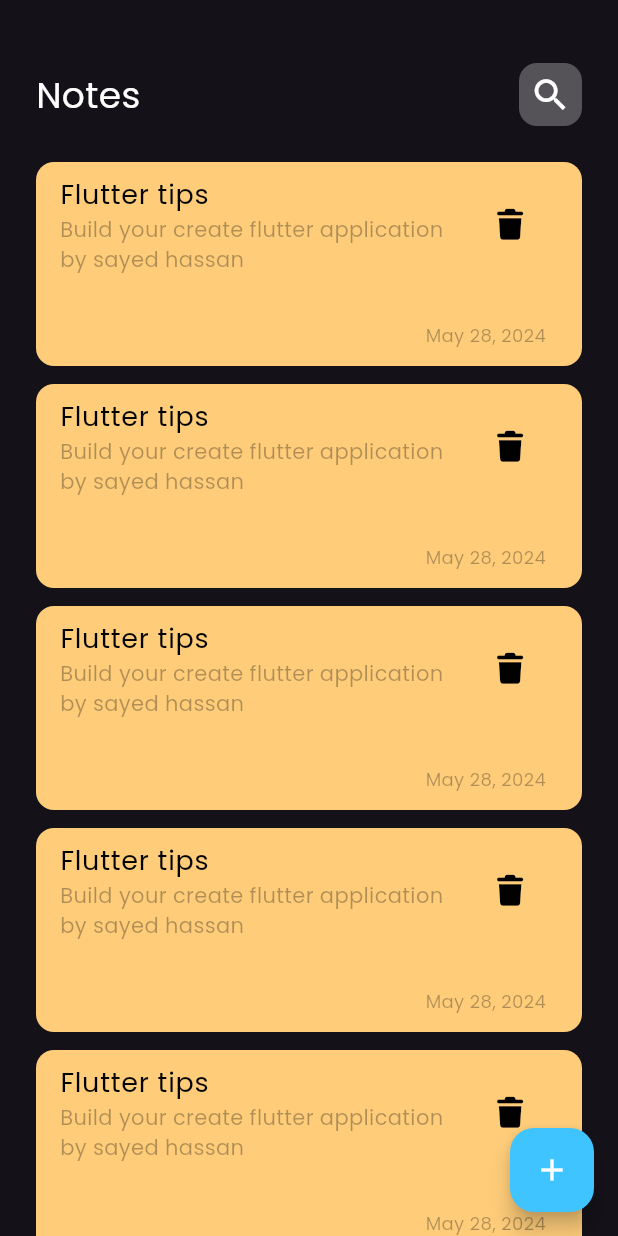
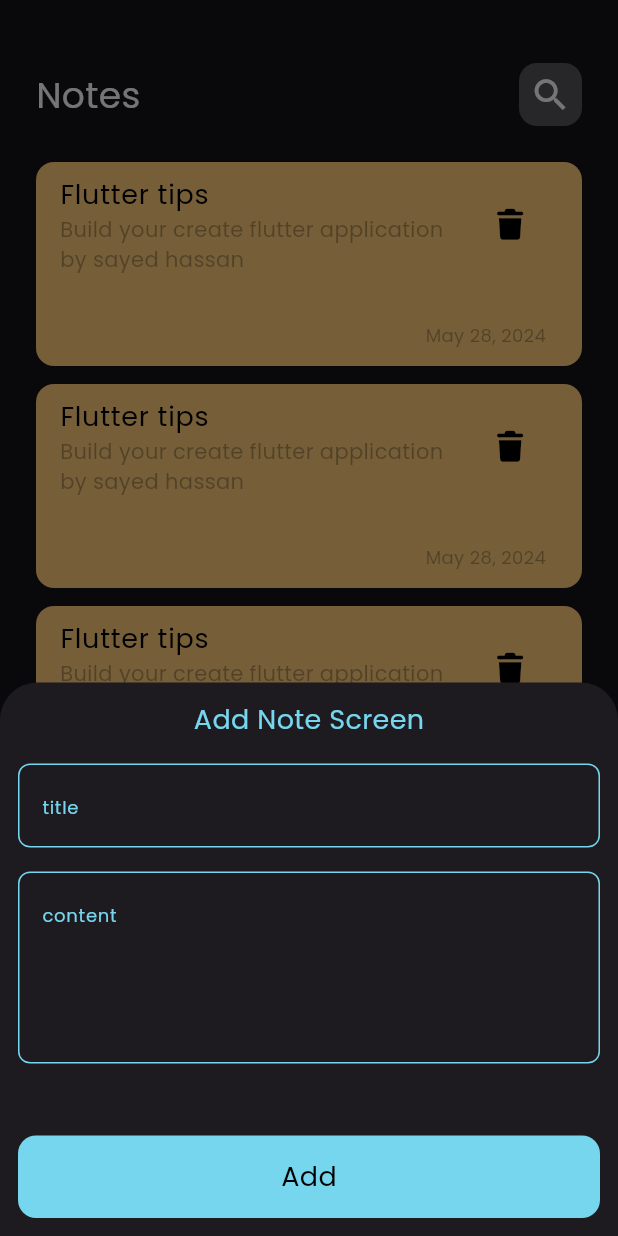
Before and after one commit to engsayedhassan/notes_app_sayed, a Flutter app: the screen it shows after launch, after a tap on the "add" icon, on a phone screen of 412 x 824 dp. Run offline on Flutter 3.47's test engine with Material 3 defaults, Android fonts, the phone set to English and light mode, and no system bars; our stand-ins replace font_awesome_flutter.

Commit message:
add_button

```diff
--- /dev/null
+++ b/lib/constants.dart
@@ -0,0 +1,3 @@
+import 'package:flutter/material.dart';
+
+const Color kPrimaryColor = Color(0xff76D6EE);
--- a/lib/views/notes_view.dart
+++ b/lib/views/notes_view.dart
@@ -1,4 +1,5 @@
 import 'package:flutter/material.dart';
+import 'package:notes_app_sayed/views/widgets/add_note_bottom_sheet.dart';
 import 'package:notes_app_sayed/views/widgets/notes_view_body.dart';
 
 class NotesView extends StatelessWidget {
@@ -8,9 +9,19 @@ class NotesView extends StatelessWidget {
   Widget build(BuildContext context) {
     return Scaffold(
       floatingActionButton: FloatingActionButton(
-        onPressed: () {},
+        onPressed: () {
+          showModalBottomSheet(
+            context: context,
+            shape: RoundedRectangleBorder(
+              borderRadius: BorderRadius.vertical(top: Radius.circular(25.0)),
+            ),
+            builder: (context) {
+              return AddNoteBottomSheet();
+            },
+          );
+        },
         backgroundColor: Colors.lightBlueAccent,
-        child:  Icon(
+        child: Icon(
           Icons.add,
           color: Colors.white,
         ),
--- /dev/null
+++ b/lib/views/widgets/add_note_bottom_sheet.dart
@@ -0,0 +1,43 @@
+import 'package:flutter/material.dart';
+import 'package:notes_app_sayed/constants.dart';
+import 'package:notes_app_sayed/views/widgets/custom_button.dart';
+import 'package:notes_app_sayed/views/widgets/custom_text_field.dart';
+
+class AddNoteBottomSheet extends StatelessWidget {
+  const AddNoteBottomSheet({
+    super.key,
+  });
+
+  @override
+  Widget build(BuildContext context) {
+    return SizedBox(
+      child: Padding(
+        padding: const EdgeInsets.all(12),
+        child: SingleChildScrollView(
+          child: Column(
+            children: [
+              Text(
+                'Add Note Screen',
+                style: TextStyle(
+                  fontSize: 18,
+                  color: kPrimaryColor,
+                ),
+              ),
+              SizedBox(height: 16),
+              CustomTextField(
+                hintText: 'title',
+              ),
+              SizedBox(height: 16),
+              CustomTextField(
+                hintText: 'content',
+                maxLines: 4,
+              ),
+              SizedBox(height: 48),
+              CustomButton(),
+            ],
+          ),
+        ),
+      ),
+    );
+  }
+}
--- /dev/null
+++ b/lib/views/widgets/custom_button.dart
@@ -0,0 +1,28 @@
+import 'package:flutter/material.dart';
+import 'package:notes_app_sayed/constants.dart';
+
+class CustomButton extends StatelessWidget {
+  const CustomButton({super.key});
+
+  @override
+  Widget build(BuildContext context) {
+    return Container(
+      width: MediaQuery.of(context).size.width,
+      height: 55,
+      decoration: BoxDecoration(
+        color: kPrimaryColor,
+        borderRadius: BorderRadius.circular(12),
+      ),
+      child: Center(
+        child: Text(
+          'Add',
+          style: TextStyle(
+            fontSize: 18,
+            color: Colors.black,
+            fontFamily: 'Poppins',
+          ),
+        ),
+      ),
+    );
+  }
+}
--- /dev/null
+++ b/lib/views/widgets/custom_text_field.dart
@@ -0,0 +1,38 @@
+import 'package:flutter/material.dart';
+import 'package:notes_app_sayed/constants.dart';
+
+class CustomTextField extends StatelessWidget {
+  const CustomTextField({
+    super.key,
+     this.maxLines = 1,
+    required this.hintText ,
+  });
+  final int maxLines;
+  final String hintText;
+  @override
+  Widget build(BuildContext context) {
+    return TextField(
+      cursorColor: kPrimaryColor,
+      maxLines: maxLines,
+      decoration: InputDecoration(
+        hintText: hintText,
+        hintStyle: TextStyle(
+          fontSize: 12,
+          color: kPrimaryColor,
+        ),
+        border: buildBorder(kPrimaryColor),
+        enabledBorder: buildBorder(kPrimaryColor),
+        focusedBorder: buildBorder(kPrimaryColor),
+      ),
+    );
+  }
+
+  OutlineInputBorder buildBorder([Color? color]) {
+    return OutlineInputBorder(
+      borderRadius: BorderRadius.circular(8),
+      borderSide: BorderSide(
+        color: color ?? Colors.white,
+      ),
+    );
+  }
+}
```
